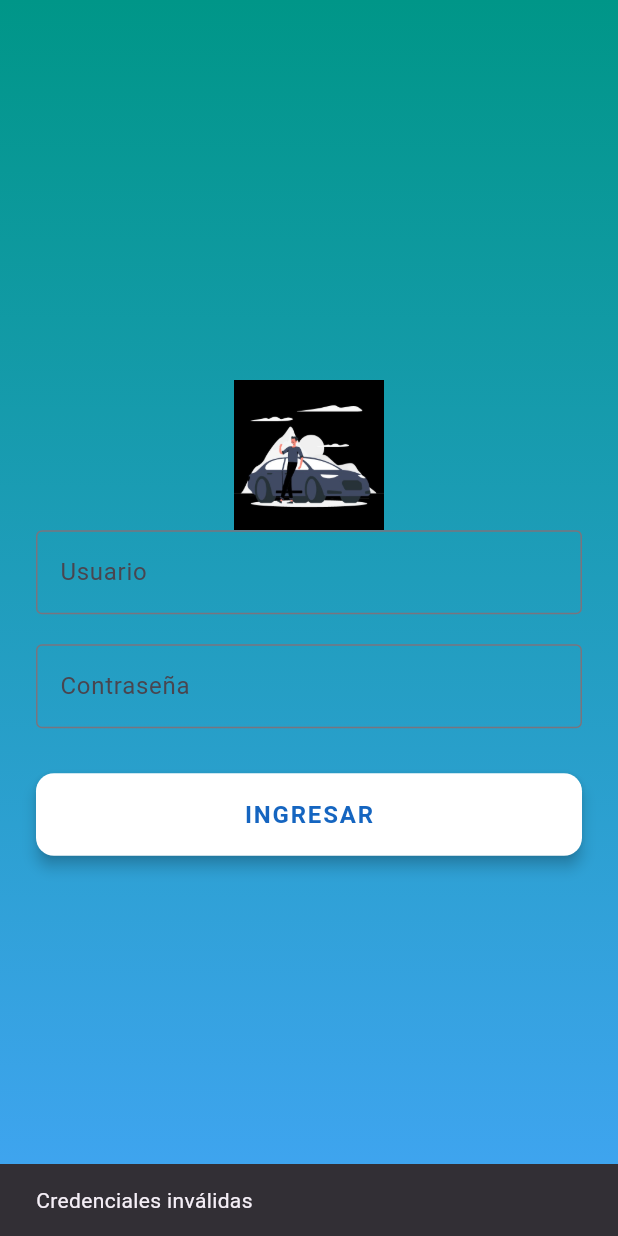
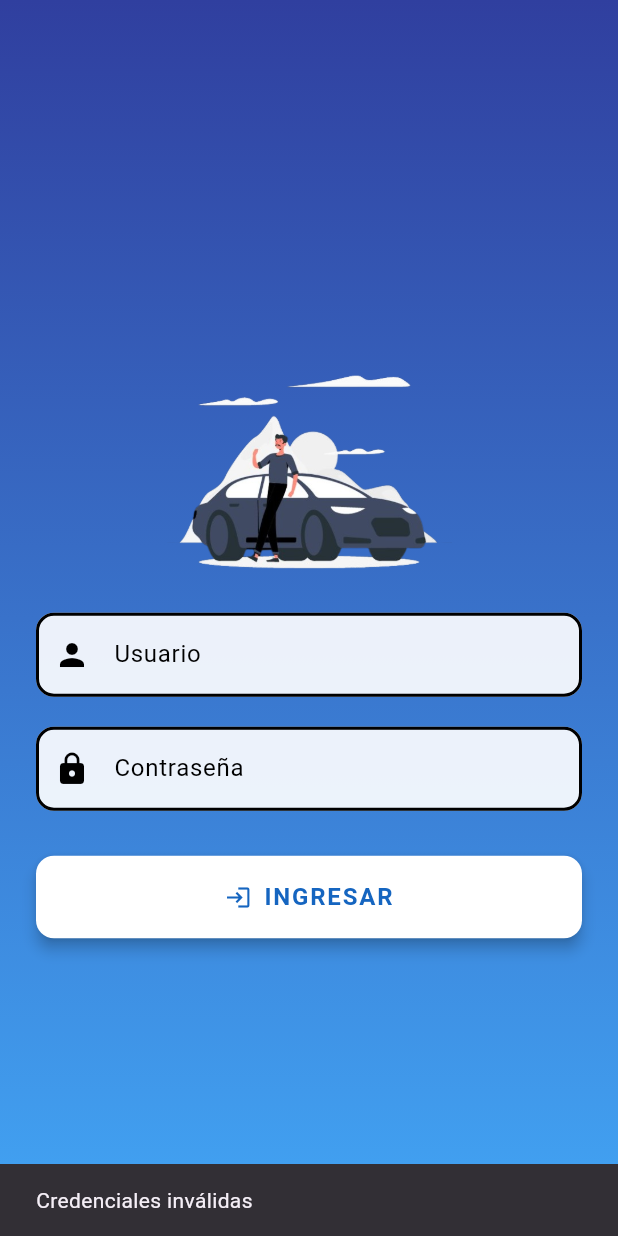
Before and after one commit to jordanbu/Widman-CRM, a Flutter app: the screen it shows after launch, after a tap on "INGRESAR", on a phone screen of 412 x 824 dp. Run offline on Flutter 3.47's test engine with Material 3 defaults, Android fonts, the phone set to English and light mode, and no system bars.

Commit message:
cambio img

```diff
--- a/lib/main.dart
+++ b/lib/main.dart
@@ -1,5 +1,6 @@
 import 'package:flutter/material.dart';
 import 'routes/app_routes.dart';
+import 'view/splash_view.dart'; // Import the SplashView
 
 void main() {
   runApp(const MyApp());
@@ -14,8 +15,11 @@ class MyApp extends StatelessWidget {
       title: 'Widson CRM',
       debugShowCheckedModeBanner: false,
       theme: ThemeData(primarySwatch: Colors.blue),
-      initialRoute: AppRoutes.login,
-      routes: AppRoutes.routes,
+      initialRoute: '/', // Change to start with SplashView
+      routes: {
+        '/': (context) => const SplashView(), // Map '/' to SplashView
+        ...AppRoutes.routes, // Include existing routes from AppRoutes
+      },
     );
   }
 }
--- a/lib/routes/app_routes.dart
+++ b/lib/routes/app_routes.dart
@@ -1,4 +1,3 @@
-import 'package:flutter/material.dart';
 import '../view/login_view.dart';
 import '../view/home_view.dart';
 
@@ -8,6 +7,6 @@ class AppRoutes {
 
   static final routes = {
     login: (context) => LoginView(),
-    home: (context) => HomeView(),
+    home: (context) => const HomeView(),
   };
 }
--- a/lib/view/home_view.dart
+++ b/lib/view/home_view.dart
@@ -11,7 +11,7 @@ class HomeView extends StatelessWidget {
       body: Container(
         decoration: const BoxDecoration(
           gradient: LinearGradient(
-            colors: [Color(0xFF0D47A1), Color(0xFF1976D2)],
+            colors: [Color(0xFF303F9F), Color(0xFF42A5F5)],
             begin: Alignment.topCenter,
             end: Alignment.bottomCenter,
           ),
@@ -23,8 +23,10 @@ class HomeView extends StatelessWidget {
               Padding(
                 padding: const EdgeInsets.symmetric(horizontal: 16.0, vertical: 12),
                 child: Row(
+
                   mainAxisAlignment: MainAxisAlignment.spaceBetween,
                   children: [
+
                     const Text(
                       "Inicio",
                       style: TextStyle(
@@ -50,9 +52,9 @@ class HomeView extends StatelessWidget {
               const Spacer(),
 
               // Mensaje de bienvenida centrado
-              Center(
+              const Center(
                 child: Column(
-                  children: const [
+                  children:[
                     Icon(Icons.business_center, size: 80, color: Colors.white),
                     SizedBox(height: 20),
                     Text(
--- a/lib/view/login_view.dart
+++ b/lib/view/login_view.dart
@@ -1,7 +1,6 @@
 import 'package:flutter/material.dart';
 import '../controllers/login_controller.dart';
 import '../routes/app_routes.dart';
-import '../widgets/custom_input_field.dart';
 
 class LoginView extends StatelessWidget {
   final controller = LoginController();
@@ -13,7 +12,7 @@ class LoginView extends StatelessWidget {
       body: Container(
         decoration: const BoxDecoration(
           gradient: LinearGradient(
-            colors: [Color(0xFF009688), Color(0xFF42A5F5)],
+            colors: [Color(0xFF303F9F), Color(0xFF42A5F5)],
             begin: Alignment.topCenter,
             end: Alignment.bottomCenter,
           ),
@@ -25,26 +24,65 @@ class LoginView extends StatelessWidget {
               child: Column(
                 mainAxisAlignment: MainAxisAlignment.center,
                 children: [
-                  // Campo usuario
-                  Image.asset('assets/logo_wid.jpg',
-                  height: 100,
-                    width: 100,
+                  // Espacio y logo
+                  const Padding(padding: EdgeInsets.all(10)),
+                  Image.asset(
+                    'assets/logo_wid.png',
+                    height: 190,
+                    width: 190,
                   ),
-                  CustomInputField(
+                  // Campo usuario con icono
+                  TextField(
                     controller: controller.userController,
+                    decoration: InputDecoration(
                       labelText: 'Usuario',
+                      prefixIcon: const Icon(Icons.person, color: Colors.black),
+                      filled: true,
+                      fillColor: Colors.white.withOpacity(0.9),
+                      labelStyle: const TextStyle(color: Colors.black),
+                      border: OutlineInputBorder(
+                        borderRadius: BorderRadius.circular(12),
+                        borderSide: const BorderSide(color: Colors.black, width: 2),
+                      ),
+                      enabledBorder: OutlineInputBorder(
+                        borderRadius: BorderRadius.circular(12),
+                        borderSide: const BorderSide(color: Colors.black, width: 2),
+                      ),
+                      focusedBorder: OutlineInputBorder(
+                        borderRadius: BorderRadius.circular(12),
+                        borderSide: const BorderSide(color: Colors.black, width: 2),
+                      ),
+                    ),
                   ),
                   const SizedBox(height: 20),
 
-                  // Campo contraseña
-                  CustomInputField(
+                  // Campo contraseña con icono
+                  TextField(
                     controller: controller.passwordController,
+                    obscureText: true,
+                    decoration: InputDecoration(
                       labelText: 'Contraseña',
-                    obscureText: true,
+                      prefixIcon: const Icon(Icons.lock, color: Colors.black),
+                      filled: true,
+                      fillColor: Colors.white.withOpacity(0.9),
+                      labelStyle: const TextStyle(color: Colors.black),
+                      border: OutlineInputBorder(
+                        borderRadius: BorderRadius.circular(18),
+                        borderSide: const BorderSide(color: Colors.black, width: 2),
+                      ),
+                      enabledBorder: OutlineInputBorder(
+                        borderRadius: BorderRadius.circular(12),
+                        borderSide: const BorderSide(color: Colors.black, width: 2),
+                      ),
+                      focusedBorder: OutlineInputBorder(
+                        borderRadius: BorderRadius.circular(12),
+                        borderSide: const BorderSide(color: Colors.black, width: 2),
+                      ),
+                    ),
                   ),
                   const SizedBox(height: 30),
 
-                  // Botón estilizado
+                  // Botón estilizado con icono
                   SizedBox(
                     width: double.infinity,
                     child: ElevatedButton(
@@ -66,13 +104,20 @@ class LoginView extends StatelessWidget {
                           );
                         }
                       },
-                      child: const Text(
+                      child: const Row(
+                        mainAxisAlignment: MainAxisAlignment.center,
+                        children: [
+                          Icon(Icons.login, size: 18),
+                          SizedBox(width: 8),
+                          Text(
                             "INGRESAR",
                             style: TextStyle(
                               fontSize: 16,
                               fontWeight: FontWeight.bold,
                               letterSpacing: 1.2,
                             ),
+                          ),
+                        ],
                       ),
                     ),
                   ),
--- /dev/null
+++ b/lib/view/splash_view.dart
@@ -0,0 +1,54 @@
+import 'dart:async';
+import 'package:flutter/material.dart';
+import 'login_view.dart';
+
+class SplashView extends StatefulWidget {
+  const SplashView({super.key});
+
+  @override
+  State<SplashView> createState() => _SplashViewState();
+}
+
+class _SplashViewState extends State<SplashView> {
+  @override
+  void initState() {
+    super.initState();
+    Timer(const Duration(seconds: 2), () {
+      Navigator.pushReplacement(
+        context,
+        PageRouteBuilder(
+          pageBuilder: (_, __, ___) => LoginView(),
+          transitionsBuilder: (_, animation, __, child) {
+            return FadeTransition(
+              opacity: animation,
+              child: child,
+            );
+          },
+          transitionDuration: const Duration(milliseconds: 300), // Reduced from 500ms to 300ms
+        ),
+      );
+    });
+  }
+
+  @override
+  Widget build(BuildContext context) {
+    return Scaffold(
+      body: Container(
+        decoration: const BoxDecoration(
+          gradient: LinearGradient(
+            colors: [Color(0xFF303F9F), Color(0xFF42A5F5)],
+            begin: Alignment.topCenter,
+            end: Alignment.bottomCenter,
+          ),
+        ),
+        child: Center(
+          child: Image.asset(
+            'assets/logo_widman.png',
+            height: 190,
+            width: 190,
+          ),
+        ),
+      ),
+    );
+  }
+}
--- a/lib/widgets/custom_input_field.dart
+++ b/lib/widgets/custom_input_field.dart
@@ -18,7 +18,7 @@ class CustomInputField extends StatelessWidget {
       obscureText: obscureText,
       decoration: InputDecoration(
         labelText: labelText,
-        border: OutlineInputBorder(),
+        border: const OutlineInputBorder(),
       ),
     );
   }
--- a/pubspec.yaml
+++ b/pubspec.yaml
@@ -21,4 +21,5 @@ flutter:
   uses-material-design: true
 
   assets:
-    - assets/logo_wid.jpg  # colocar imagenes
+    - assets/logo_wid.png  # colocar imagenes
+    - assets/logo_widman.png
```
Also changed, not shown: assets/logo_wid.png (added), assets/logo_widman.png, lib/controllers/login_controller.dart (line endings or trailing spaces), 1 other file. Lines whose indentation alone changed are shown as unchanged.
